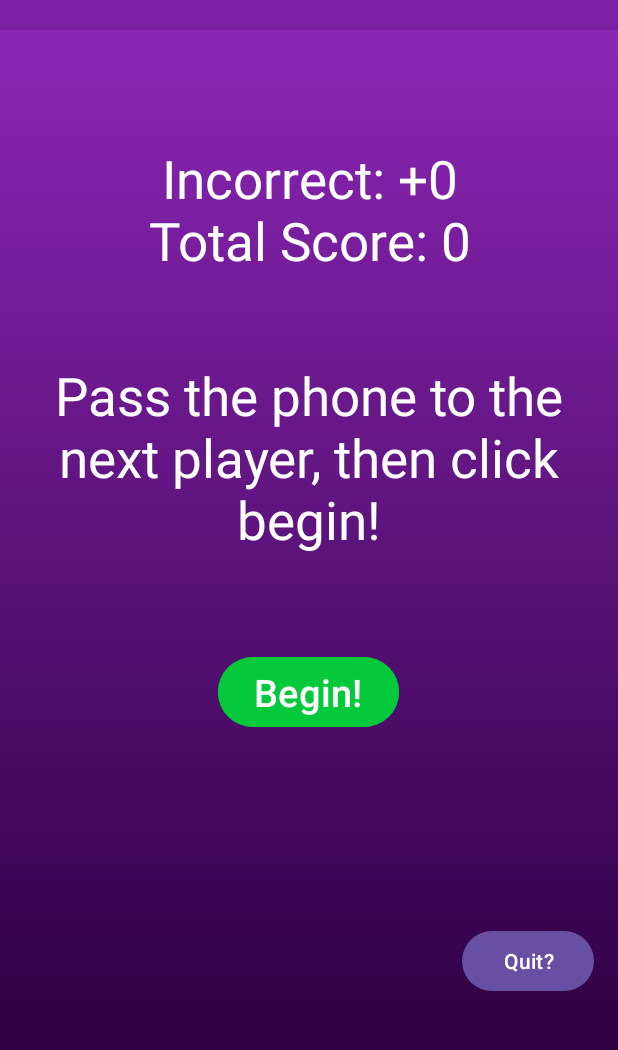
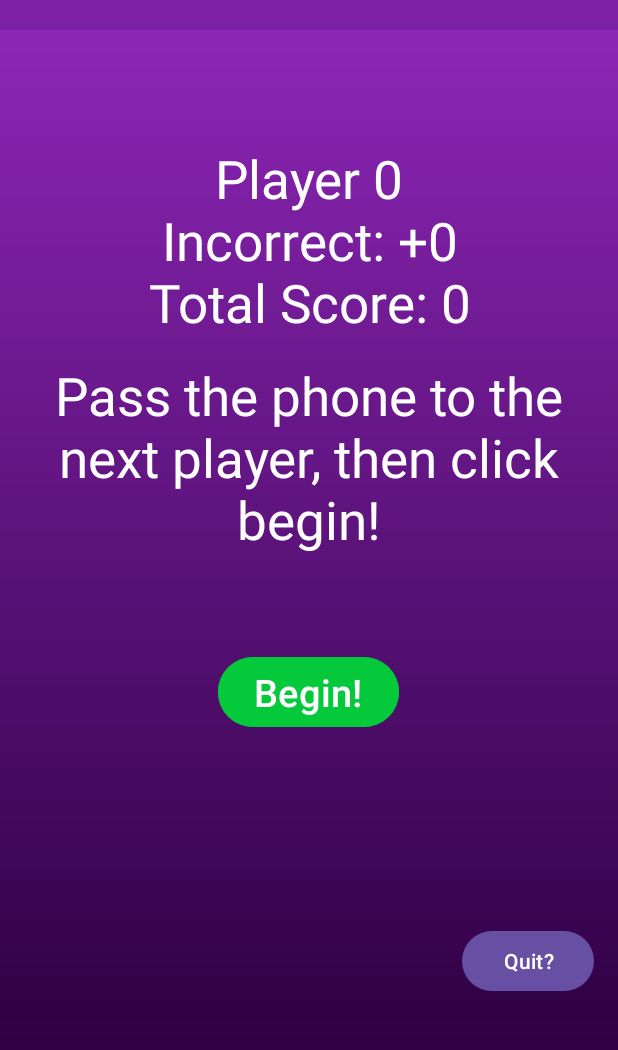
Before and after one commit to pjf-dev/TriviaGame, an Android app: the fragment PassPhoneScreen placed in its activity, on a phone screen of 412 x 824 dp, the part 185-1235 px from its top. Run offline under Robolectric (Android 15) with nearby library versions, the phone set to English and light mode, and no system bars; 6 statements that could not run were skipped.

Commit message:
Add player num to PassPhoneScreen

```diff
--- a/app/src/main/java/ung/csci3660/fall2024/triviagame/PassPhoneScreen.java
+++ b/app/src/main/java/ung/csci3660/fall2024/triviagame/PassPhoneScreen.java
@@ -75,6 +75,7 @@ public class PassPhoneScreen extends Fragment {
         super.onViewCreated(view, savedInstanceState);
 
         StringBuilder scoreStr = new StringBuilder();
+        scoreStr.append("Player ").append(playerNum).append("\n");
         scoreStr.append(addedScore > 0 ? "Correct: +" : "Incorrect: +")
                 .append(addedScore).append("\n");
         scoreStr.append("Total Score: ").append(totalScore);
```
